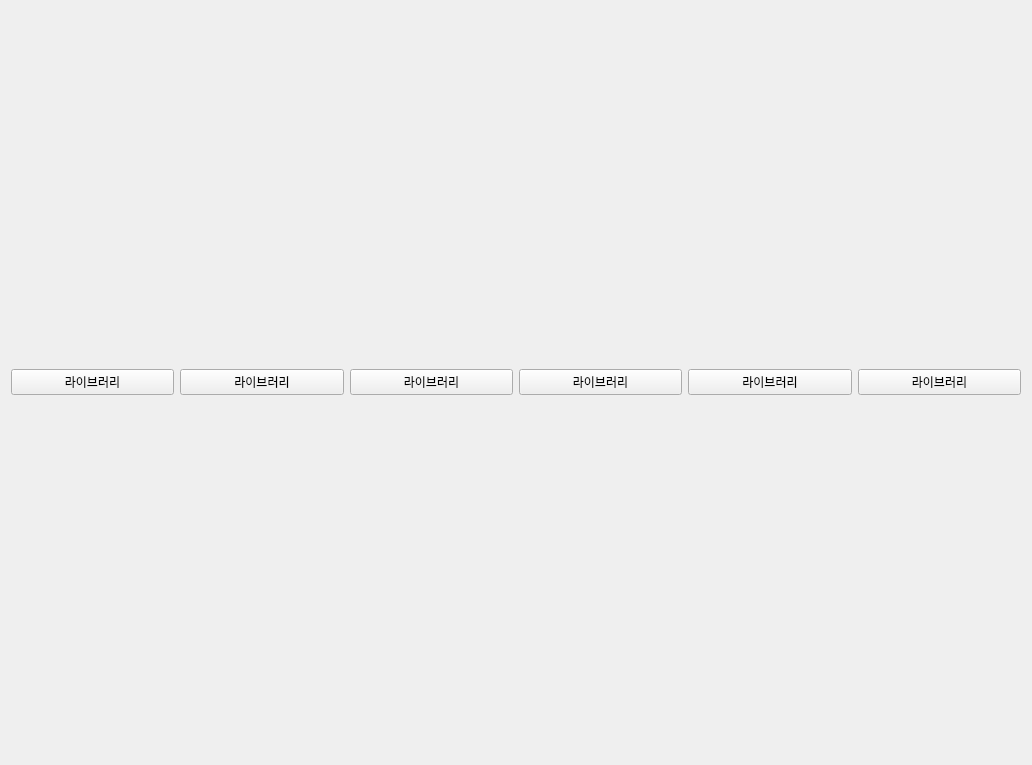
This is Game Launcher/GameLauncher.ui in startergate/The-Intersection as Qt 5 draws it before an edit. The edited form follows.
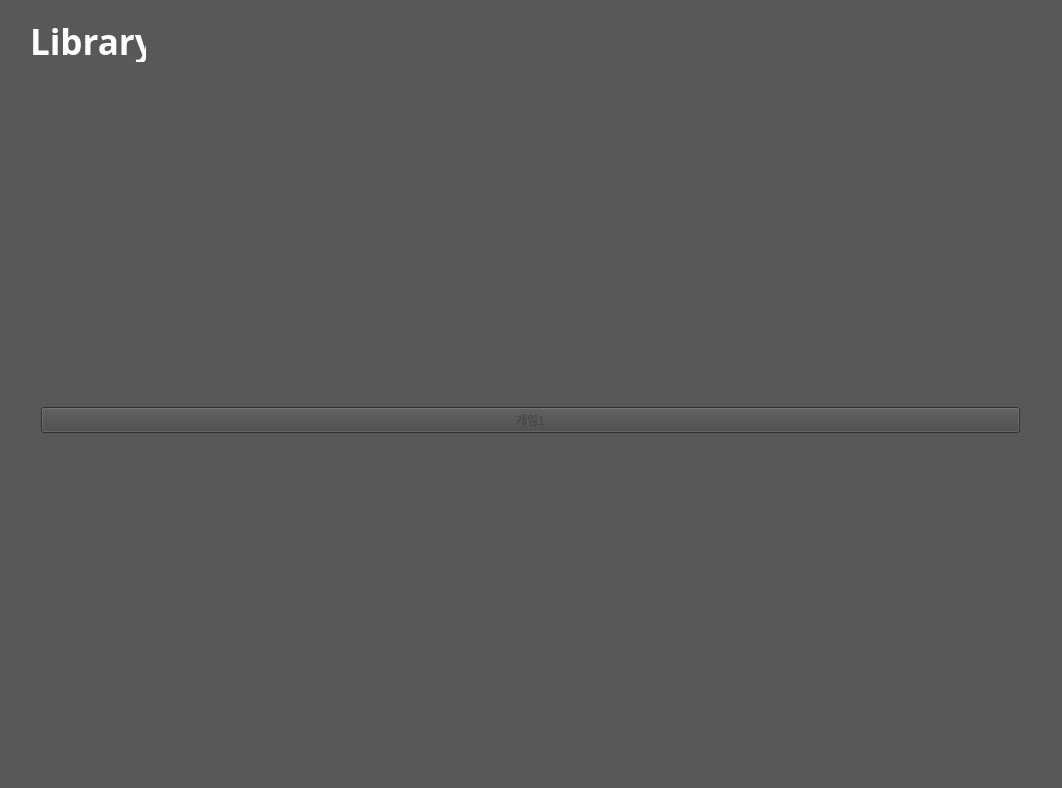
This is the edited form.

The edit to the form file:
```diff
--- a/Game Launcher/GameLauncher.ui
+++ b/Game Launcher/GameLauncher.ui
@@ -9,95 +9,71 @@
    <rect>
     <x>0</x>
     <y>0</y>
-    <width>1032</width>
-    <height>765</height>
+    <width>1062</width>
+    <height>788</height>
    </rect>
   </property>
   <property name="windowTitle">
    <string>GameLauncher</string>
   </property>
   <widget class="QWidget" name="centralWidget">
-   <layout class="QGridLayout" name="gridLayout">
-    <item row="0" column="0">
-     <layout class="QVBoxLayout" name="verticalLayout"/>
-    </item>
-    <item row="1" column="0">
-     <layout class="QHBoxLayout" name="horizontalLayout">
-      <item>
-       <widget class="QPushButton" name="pushButton">
-        <property name="font">
-         <font>
-          <family>Noto Sans KR Light</family>
-         </font>
-        </property>
-        <property name="text">
-         <string>라이브러리</string>
-        </property>
-       </widget>
-      </item>
-      <item>
-       <widget class="QPushButton" name="pushButton_4">
-        <property name="font">
-         <font>
-          <family>Noto Sans KR Light</family>
-         </font>
-        </property>
-        <property name="text">
-         <string>라이브러리</string>
-        </property>
-       </widget>
-      </item>
-      <item>
-       <widget class="QPushButton" name="pushButton_5">
-        <property name="font">
-         <font>
-          <family>Noto Sans KR Light</family>
-         </font>
-        </property>
-        <property name="text">
-         <string>라이브러리</string>
-        </property>
-       </widget>
-      </item>
-      <item>
-       <widget class="QPushButton" name="pushButton_6">
-        <property name="font">
-         <font>
-          <family>Noto Sans KR Light</family>
-         </font>
-        </property>
-        <property name="text">
-         <string>라이브러리</string>
-        </property>
-       </widget>
-      </item>
-      <item>
-       <widget class="QPushButton" name="pushButton_2">
-        <property name="font">
-         <font>
-          <family>Noto Sans KR Light</family>
-         </font>
-        </property>
-        <property name="text">
-         <string>라이브러리</string>
-        </property>
-       </widget>
-      </item>
-      <item>
-       <widget class="QPushButton" name="pushButton_3">
-        <property name="font">
-         <font>
-          <family>Noto Sans KR Light</family>
-         </font>
-        </property>
-        <property name="text">
-         <string>라이브러리</string>
-        </property>
-       </widget>
-      </item>
-     </layout>
-    </item>
-   </layout>
+   <property name="styleSheet">
+    <string notr="true">background-color: rgb(88, 88, 88)</string>
+   </property>
+   <widget class="QLabel" name="label">
+    <property name="geometry">
+     <rect>
+      <x>30</x>
+      <y>20</y>
+      <width>116</width>
+      <height>42</height>
+     </rect>
+    </property>
+    <property name="font">
+     <font>
+      <family>Avenir LT Std 65 Medium</family>
+      <pointsize>26</pointsize>
+      <weight>75</weight>
+      <bold>true</bold>
+     </font>
+    </property>
+    <property name="styleSheet">
+     <string notr="true">color: rgb(255, 255, 255);</string>
+    </property>
+    <property name="text">
+     <string>Library</string>
+    </property>
+   </widget>
+   <widget class="QWidget" name="">
+    <property name="geometry">
+     <rect>
+      <x>30</x>
+      <y>80</y>
+      <width>1001</width>
+      <height>681</height>
+     </rect>
+    </property>
+    <layout class="QGridLayout" name="gridLayout_2">
+     <item row="0" column="0">
+      <widget class="QPushButton" name="pushButton">
+       <property name="font">
+        <font>
+         <kerning>true</kerning>
+        </font>
+       </property>
+       <property name="styleSheet">
+        <string notr="true">color: rgb(70, 70, 70);
+border-color: rgba(255, 255, 255, 0);
+background-color: rgb(70, 70, 70);
+width: 30px</string>
+       </property>
+       <property name="text">
+        <string>게임1</string>
+       </property>
+      </widget>
+     </item>
+    </layout>
+   </widget>
   </widget>
  </widget>
  <layoutdefault spacing="6" margin="11"/>
```
